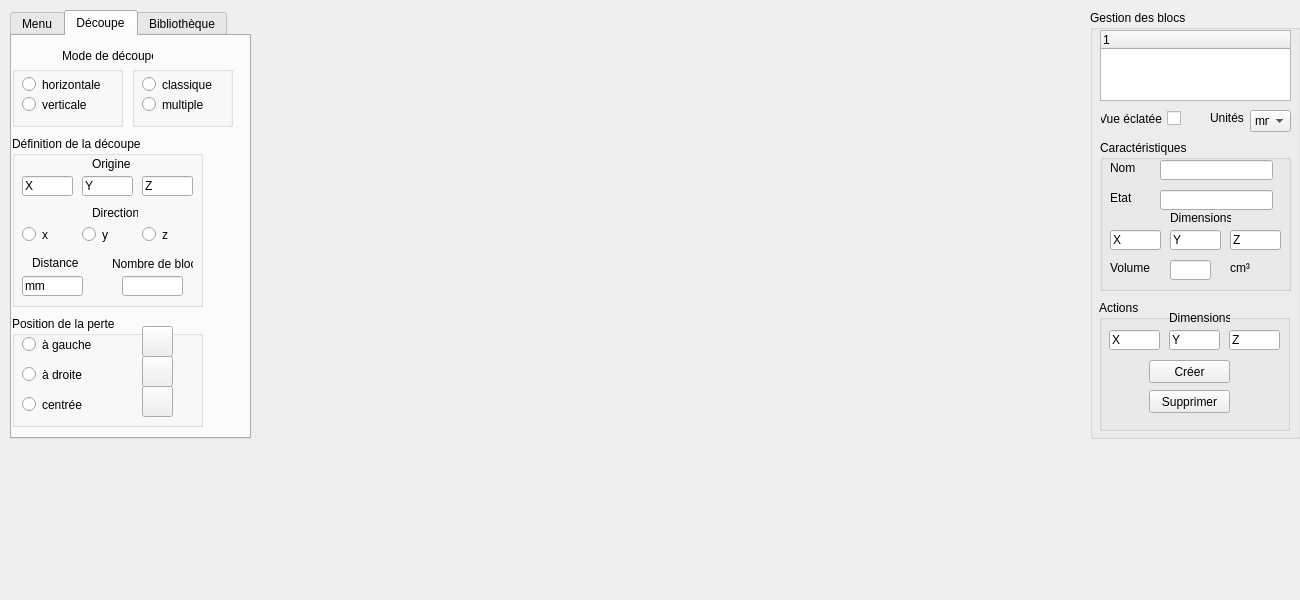
Before: the Qt Designer form CNCBrainCut/sources/vue/vuemain.ui in s0lstice/OgreCNC, drawn with Qt 5.
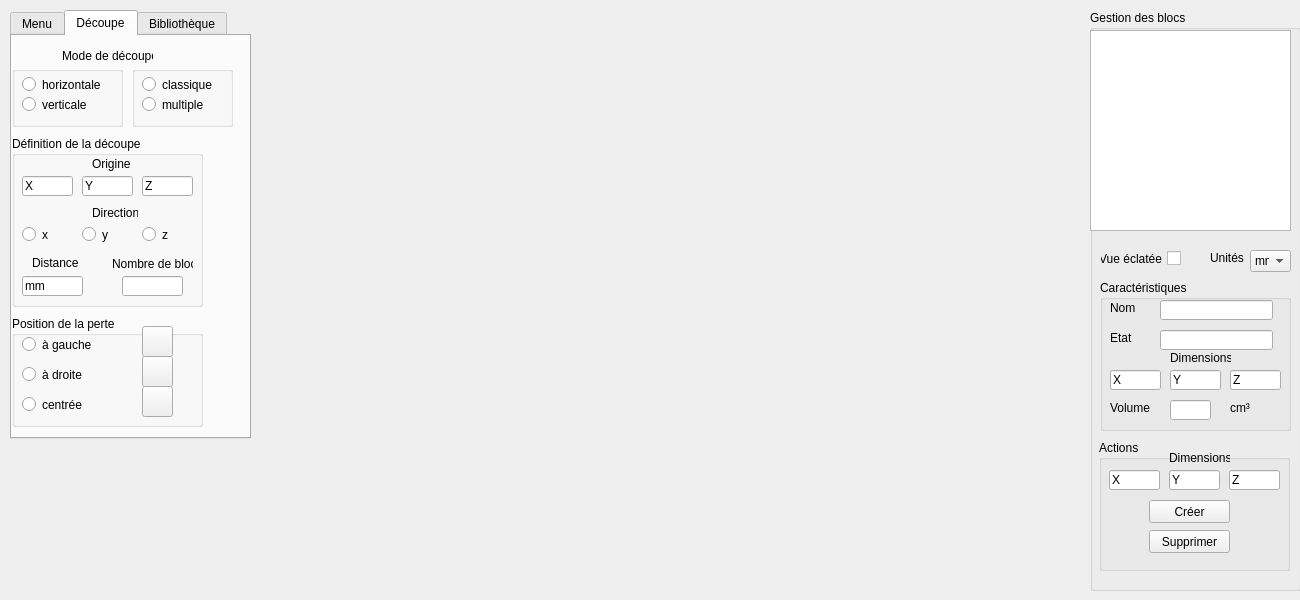
After: the same form once the commit is applied. Icons and pictures are not drawn.

Diff of the .ui file:
```diff
--- a/CNCBrainCut/sources/vue/vuemain.ui
+++ b/CNCBrainCut/sources/vue/vuemain.ui
@@ -64,32 +64,17 @@
       <x>1090</x>
       <y>10</y>
       <width>211</width>
-      <height>429</height>
+      <height>581</height>
      </rect>
     </property>
     <property name="title">
      <string>Gestion des blocs</string>
     </property>
-    <widget class="QTreeWidget" name="treeWidget">
-     <property name="geometry">
-      <rect>
-       <x>10</x>
-       <y>20</y>
-       <width>191</width>
-       <height>71</height>
-      </rect>
-     </property>
-     <column>
-      <property name="text">
-       <string notr="true">1</string>
-      </property>
-     </column>
-    </widget>
     <widget class="QCheckBox" name="vue_checkBox">
      <property name="geometry">
       <rect>
        <x>10</x>
-       <y>100</y>
+       <y>240</y>
        <width>81</width>
        <height>17</height>
       </rect>
@@ -105,7 +90,7 @@
      <property name="geometry">
       <rect>
        <x>10</x>
-       <y>130</y>
+       <y>270</y>
        <width>191</width>
        <height>151</height>
       </rect>
@@ -252,7 +237,7 @@
      <property name="geometry">
       <rect>
        <x>9</x>
-       <y>290</y>
+       <y>430</y>
        <width>191</width>
        <height>131</height>
       </rect>
@@ -343,7 +328,7 @@
      <property name="geometry">
       <rect>
        <x>160</x>
-       <y>100</y>
+       <y>240</y>
        <width>41</width>
        <height>22</height>
       </rect>
@@ -363,7 +348,7 @@
      <property name="geometry">
       <rect>
        <x>120</x>
-       <y>100</y>
+       <y>240</y>
        <width>46</width>
        <height>16</height>
       </rect>
@@ -372,6 +357,22 @@
       <string>Unités</string>
      </property>
     </widget>
+    <widget class="QTreeView" name="treeBlocs">
+     <property name="geometry">
+      <rect>
+       <x>0</x>
+       <y>20</y>
+       <width>201</width>
+       <height>201</height>
+      </rect>
+     </property>
+     <property name="headerHidden">
+      <bool>true</bool>
+     </property>
+     <attribute name="headerVisible">
+      <bool>false</bool>
+     </attribute>
+    </widget>
    </widget>
    <widget class="QTabWidget" name="decoupe_menu_biblio_onglet">
     <property name="geometry">
```
